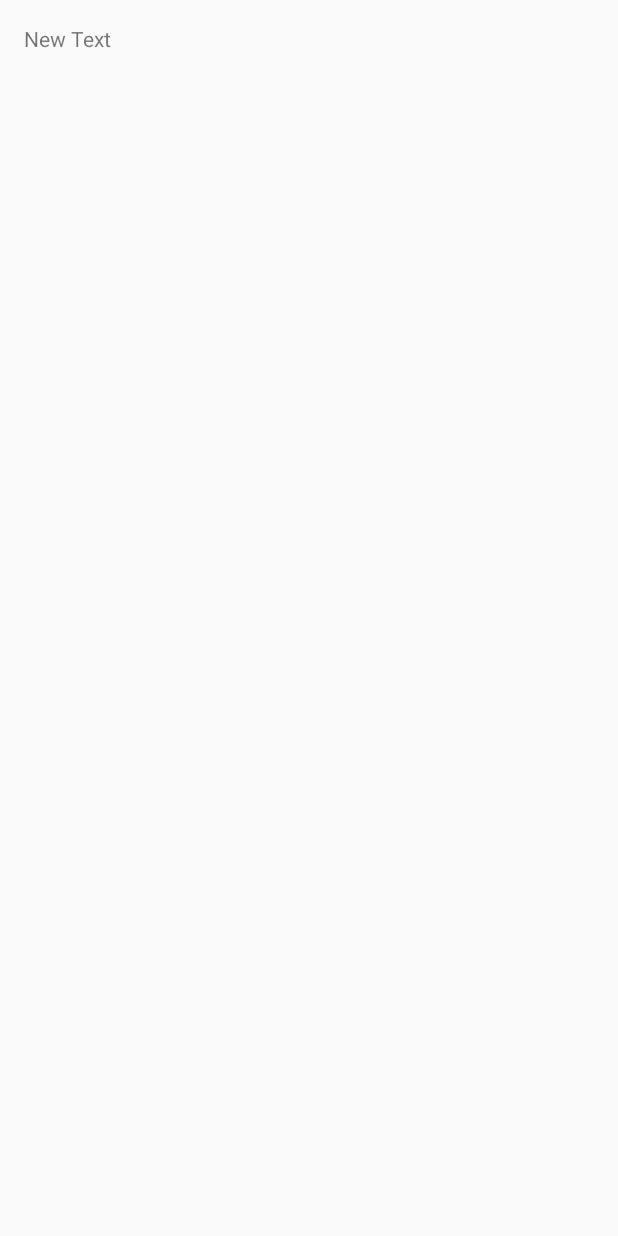
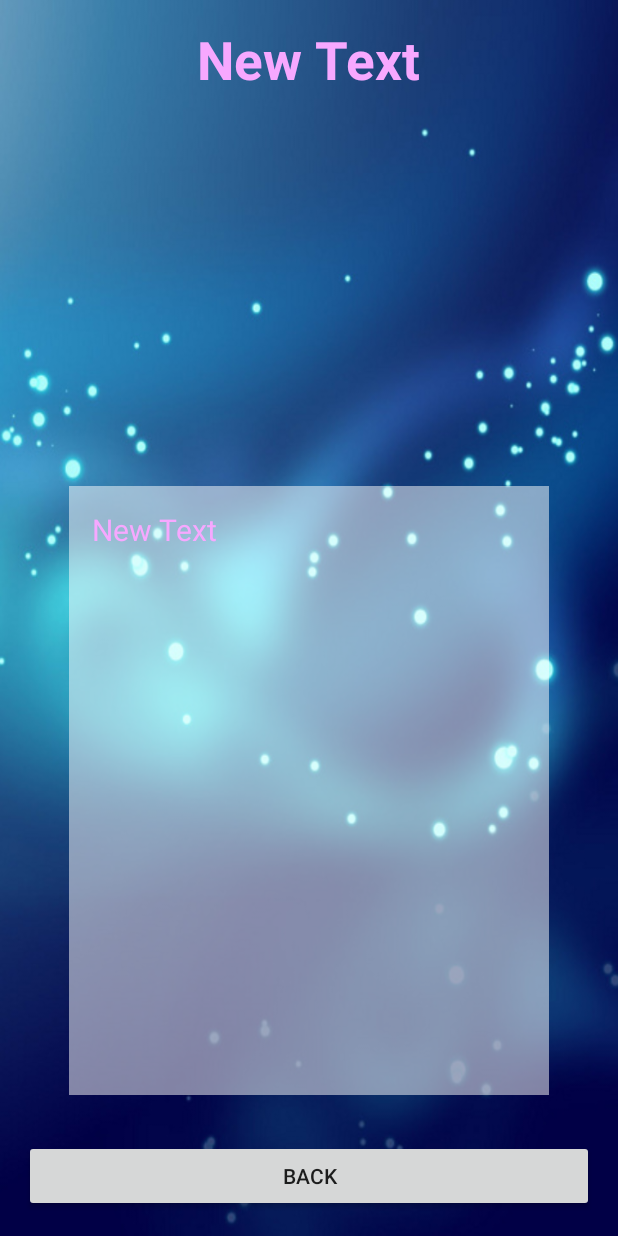
Before and after one commit to phakphum/My-Traffic, an Android app: the DetailActivity screen opened directly, with no data from a screen before it, on a phone screen of 412 x 824 dp. Before the commit the screen is almost empty. Run offline under Robolectric (Android 15) with nearby library versions, the phone set to English and light mode, and no system bars.

Commit message:
Design Detail finish

```diff
--- a/app/src/main/java/thailand/eco/phakphum/mytraffic/MainActivity.java
+++ b/app/src/main/java/thailand/eco/phakphum/mytraffic/MainActivity.java
@@ -43,7 +43,7 @@ public class MainActivity extends AppCompatActivity {
                 mediaPlayer.start();
 
                 //Web View
-                // Intent ทำหน้าที่ Link จาก Activity 1 ไป Activity 2
+                // Intent ทำหน้าที่ Link จาก Activity 1 ไป Activity 2 (ในที่นี้คือ web view จึงใช้ ACTION_VIEW
                 Intent intent = new Intent(Intent.ACTION_VIEW);
                 intent.setData(Uri.parse("https://youtu.be/7_z2Xgy4aPE"));
                 startActivity(intent);
--- a/app/src/main/res/layout/activity_detail.xml
+++ b/app/src/main/res/layout/activity_detail.xml
@@ -7,27 +7,51 @@
     android:paddingLeft="@dimen/activity_horizontal_margin"
     android:paddingRight="@dimen/activity_horizontal_margin"
     android:paddingTop="@dimen/activity_vertical_margin"
-    tools:context="thailand.eco.phakphum.mytraffic.DetailActivity">
+    tools:context="thailand.eco.phakphum.mytraffic.DetailActivity"
+    android:background="@drawable/bg8">
 
-    <LinearLayout
-        android:orientation="vertical"
+    <TextView
+        android:layout_width="wrap_content"
+        android:layout_height="wrap_content"
+        android:text="New Text"
+        android:id="@+id/textView4"
+        android:textSize="@dimen/h1"
+        android:textStyle="bold"
+        android:layout_centerHorizontal="true"
+        android:textColor="@color/text" />
+
+    <ImageView
+        android:layout_width="200dp"
+        android:layout_height="200dp"
+        android:id="@+id/imageView2"
+        android:layout_centerHorizontal="true"
+        android:layout_below="@+id/textView4"
+        android:layout_margin="15dp" />
+
+    <Button
         android:layout_width="match_parent"
-        android:layout_height="match_parent">
+        android:layout_height="wrap_content"
+        android:text="Back"
+        android:id="@+id/button2"
+        android:layout_centerHorizontal="true"
+        android:layout_alignParentBottom="true" />
+
+    <ScrollView
+        android:layout_width="match_parent"
+        android:layout_height="match_parent"
+        android:id="@+id/scrollView"
+        android:layout_below="@+id/imageView2"
+        android:layout_above="@+id/button2"
+        android:layout_margin="30dp"
+        android:background="#82ffffff">
 
         <TextView
             android:layout_width="wrap_content"
             android:layout_height="wrap_content"
             android:text="New Text"
-            android:id="@+id/textView4" />
-
-        <ImageView
-            android:layout_width="wrap_content"
-            android:layout_height="wrap_content"
-            android:id="@+id/imageView2" />
-
-        <ScrollView
-            android:layout_width="wrap_content"
-            android:layout_height="wrap_content"
-            android:id="@+id/scrollView" />
-    </LinearLayout>
+            android:id="@+id/textView5"
+            android:textSize="@dimen/h2"
+            android:padding="15dp"
+            android:textColor="@color/text" />
+    </ScrollView>
 </RelativeLayout>
```
